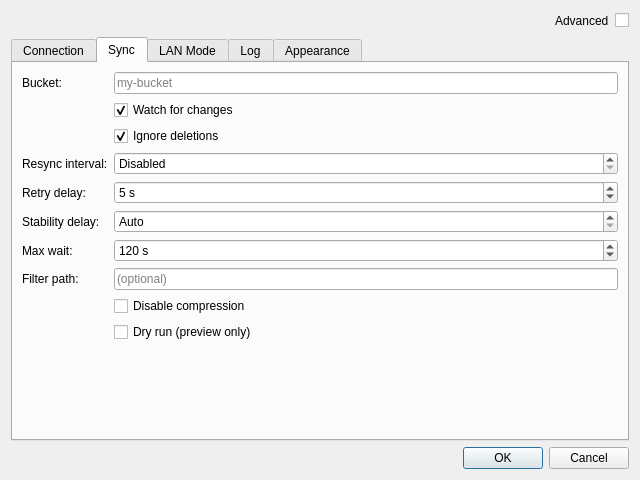
First picture: the form in hsync_desktop/ui/settings_dialog.ui, repository albertsdk/hsync-desktop, before the edit.
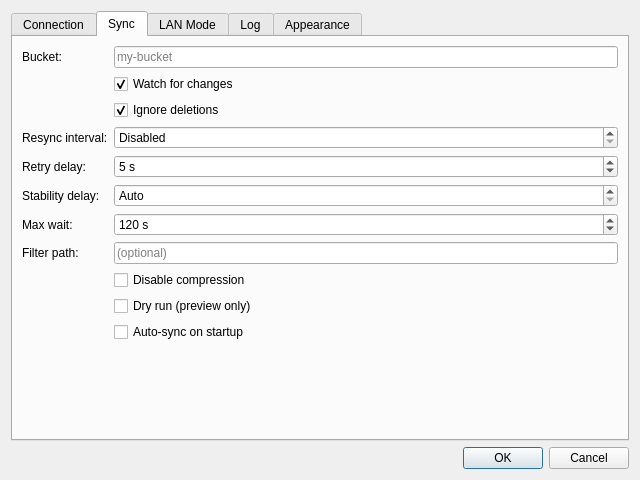
Second picture: the form after the edit. The open tabs and pages were chosen to show the change. Icons and pictures are not drawn.

What changed in the file:
```diff
--- a/hsync_desktop/ui/settings_dialog.ui
+++ b/hsync_desktop/ui/settings_dialog.ui
@@ -20,38 +20,6 @@
    <string>Settings</string>
   </property>
   <layout class="QVBoxLayout" name="mainLayout">
-   <!-- Mode toggle row -->
-   <item>
-    <layout class="QHBoxLayout" name="modeLayout">
-     <item>
-      <spacer name="modeSpacer">
-       <property name="orientation">
-        <enum>Qt::Horizontal</enum>
-       </property>
-       <property name="sizeHint" stdset="0">
-        <size>
-         <width>40</width>
-         <height>20</height>
-        </size>
-       </property>
-      </spacer>
-     </item>
-     <item>
-      <widget class="QLabel" name="lblAdvanced">
-       <property name="text">
-        <string>Advanced</string>
-       </property>
-      </widget>
-     </item>
-     <item>
-      <widget class="QCheckBox" name="advancedMode">
-       <property name="text">
-        <string/>
-       </property>
-      </widget>
-     </item>
-    </layout>
-   </item>
    <!-- Tab Widget -->
    <item>
     <widget class="QTabWidget" name="tabWidget">
@@ -313,6 +281,16 @@
          </property>
         </widget>
        </item>
+       <item row="10" column="1">
+        <widget class="QCheckBox" name="autoSync">
+         <property name="text">
+          <string>Auto-sync on startup</string>
+         </property>
+         <property name="checked">
+          <bool>false</bool>
+         </property>
+        </widget>
+       </item>
       </layout>
      </widget>
      <!-- Tab: LAN -->
```
